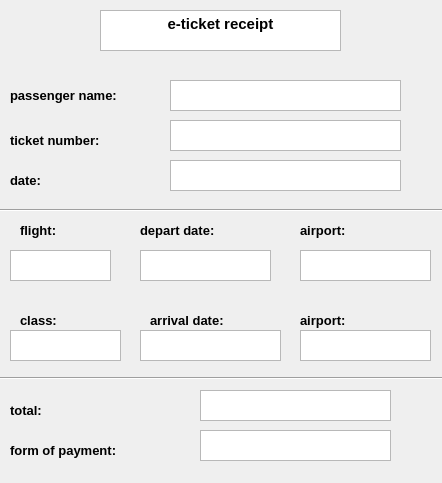
Above: receipt.ui from Abdelrahman-Shorim/FlightApp before the change. Below: the same form after it.
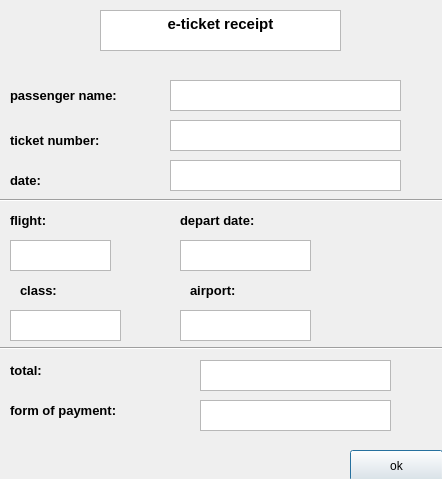
That is the form after the change.

Diff of the .ui file:
```diff
--- a/receipt.ui
+++ b/receipt.ui
@@ -7,7 +7,7 @@
     <x>0</x>
     <y>0</y>
     <width>442</width>
-    <height>483</height>
+    <height>479</height>
    </rect>
   </property>
   <property name="windowTitle">
@@ -102,8 +102,8 @@
   <widget class="QLabel" name="label_4">
    <property name="geometry">
     <rect>
-     <x>20</x>
-     <y>220</y>
+     <x>10</x>
+     <y>210</y>
      <width>55</width>
      <height>21</height>
     </rect>
@@ -116,7 +116,7 @@
    <property name="geometry">
     <rect>
      <x>0</x>
-     <y>200</y>
+     <y>190</y>
      <width>451</width>
      <height>20</height>
     </rect>
@@ -129,7 +129,7 @@
    <property name="geometry">
     <rect>
      <x>10</x>
-     <y>250</y>
+     <y>240</y>
      <width>101</width>
      <height>31</height>
     </rect>
@@ -138,8 +138,8 @@
   <widget class="QLabel" name="label_5">
    <property name="geometry">
     <rect>
-     <x>140</x>
-     <y>220</y>
+     <x>180</x>
+     <y>210</y>
      <width>111</width>
      <height>21</height>
     </rect>
@@ -151,8 +151,8 @@
   <widget class="QTextBrowser" name="textBrowser_6">
    <property name="geometry">
     <rect>
-     <x>140</x>
-     <y>250</y>
+     <x>180</x>
+     <y>240</y>
      <width>131</width>
      <height>31</height>
     </rect>
@@ -161,8 +161,8 @@
   <widget class="QLabel" name="label_6">
    <property name="geometry">
     <rect>
-     <x>300</x>
-     <y>220</y>
+     <x>190</x>
+     <y>280</y>
      <width>71</width>
      <height>21</height>
     </rect>
@@ -174,8 +174,8 @@
   <widget class="QTextBrowser" name="textBrowser_7">
    <property name="geometry">
     <rect>
-     <x>300</x>
-     <y>250</y>
+     <x>180</x>
+     <y>310</y>
      <width>131</width>
      <height>31</height>
     </rect>
@@ -185,7 +185,7 @@
    <property name="geometry">
     <rect>
      <x>20</x>
-     <y>310</y>
+     <y>280</y>
      <width>55</width>
      <height>21</height>
     </rect>
@@ -198,54 +198,8 @@
    <property name="geometry">
     <rect>
      <x>10</x>
-     <y>330</y>
-     <width>111</width>
-     <height>31</height>
-    </rect>
-   </property>
-  </widget>
-  <widget class="QLabel" name="label_8">
-   <property name="geometry">
-    <rect>
-     <x>150</x>
      <y>310</y>
      <width>111</width>
-     <height>21</height>
-    </rect>
-   </property>
-   <property name="text">
-    <string>&lt;html&gt;&lt;head/&gt;&lt;body&gt;&lt;p&gt;&lt;span style=&quot; font-size:10pt; font-weight:600;&quot;&gt;arrival date:&lt;/span&gt;&lt;/p&gt;&lt;/body&gt;&lt;/html&gt;</string>
-   </property>
-  </widget>
-  <widget class="QTextBrowser" name="textBrowser_9">
-   <property name="geometry">
-    <rect>
-     <x>140</x>
-     <y>330</y>
-     <width>141</width>
-     <height>31</height>
-    </rect>
-   </property>
-  </widget>
-  <widget class="QLabel" name="label_9">
-   <property name="geometry">
-    <rect>
-     <x>300</x>
-     <y>310</y>
-     <width>81</width>
-     <height>21</height>
-    </rect>
-   </property>
-   <property name="text">
-    <string>&lt;html&gt;&lt;head/&gt;&lt;body&gt;&lt;p&gt;&lt;span style=&quot; font-size:10pt; font-weight:600;&quot;&gt;airport:&lt;/span&gt;&lt;/p&gt;&lt;/body&gt;&lt;/html&gt;</string>
-   </property>
-  </widget>
-  <widget class="QTextBrowser" name="textBrowser_10">
-   <property name="geometry">
-    <rect>
-     <x>300</x>
-     <y>330</y>
-     <width>131</width>
      <height>31</height>
     </rect>
    </property>
@@ -254,7 +208,7 @@
    <property name="geometry">
     <rect>
      <x>0</x>
-     <y>370</y>
+     <y>340</y>
      <width>451</width>
      <height>16</height>
     </rect>
@@ -267,7 +221,7 @@
    <property name="geometry">
     <rect>
      <x>10</x>
-     <y>400</y>
+     <y>360</y>
      <width>55</width>
      <height>21</height>
     </rect>
@@ -280,7 +234,7 @@
    <property name="geometry">
     <rect>
      <x>200</x>
-     <y>390</y>
+     <y>360</y>
      <width>191</width>
      <height>31</height>
     </rect>
@@ -290,7 +244,7 @@
    <property name="geometry">
     <rect>
      <x>10</x>
-     <y>440</y>
+     <y>400</y>
      <width>161</width>
      <height>21</height>
     </rect>
@@ -303,12 +257,25 @@
    <property name="geometry">
     <rect>
      <x>200</x>
-     <y>430</y>
+     <y>400</y>
      <width>191</width>
      <height>31</height>
     </rect>
    </property>
   </widget>
+  <widget class="QPushButton" name="pushButton">
+   <property name="geometry">
+    <rect>
+     <x>350</x>
+     <y>450</y>
+     <width>93</width>
+     <height>31</height>
+    </rect>
+   </property>
+   <property name="text">
+    <string>ok</string>
+   </property>
+  </widget>
  </widget>
  <resources/>
  <connections/>
```
